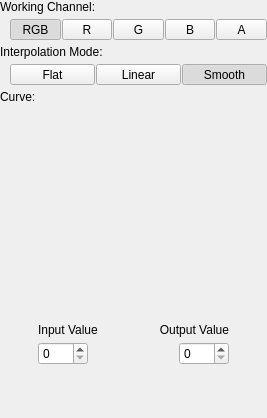
This is src/imagefilter_curves/filterwidget.ui in deiflou/ibp as Qt 5 draws it before an edit. The edited form follows.
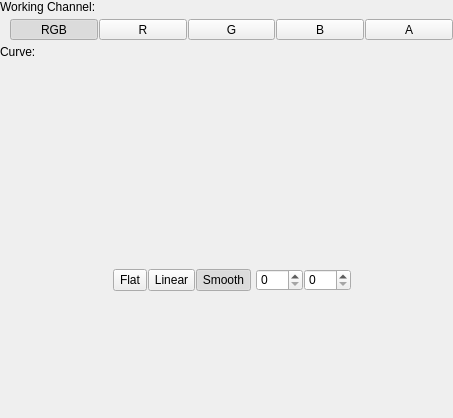
This is the edited form. Icons and pictures are not drawn. Custom widgets are drawn as their Qt base class.

Diff of the .ui file:
```diff
--- a/src/imagefilter_curves/filterwidget.ui
+++ b/src/imagefilter_curves/filterwidget.ui
@@ -6,7 +6,7 @@
    <rect>
     <x>0</x>
     <y>0</y>
-    <width>267</width>
+    <width>453</width>
     <height>418</height>
    </rect>
   </property>
@@ -14,9 +14,12 @@
    <string>Form</string>
   </property>
   <property name="styleSheet">
-   <string notr="true"/>
+   <string notr="true">#mButtonInterpolationModeFlat, #mButtonInterpolationModeLinear, #mButtonInterpolationModeSmooth
+{
+	padding: 1px;
+}</string>
   </property>
-  <layout class="QVBoxLayout" name="verticalLayout" stretch="0,0,0,0,0,0,1">
+  <layout class="QVBoxLayout" name="verticalLayout" stretch="0,0,0,0,1">
    <property name="spacing">
     <number>5</number>
    </property>
@@ -177,101 +180,6 @@
      </item>
     </layout>
    </item>
-   <item>
-    <widget class="QLabel" name="label_2">
-     <property name="text">
-      <string>Interpolation Mode:</string>
-     </property>
-    </widget>
-   </item>
-   <item>
-    <layout class="QHBoxLayout" name="horizontalLayout_3">
-     <property name="spacing">
-      <number>1</number>
-     </property>
-     <property name="leftMargin">
-      <number>10</number>
-     </property>
-     <item>
-      <widget class="QToolButton" name="mButtonInterpolationModeFlat">
-       <property name="sizePolicy">
-        <sizepolicy hsizetype="Expanding" vsizetype="Fixed">
-         <horstretch>0</horstretch>
-         <verstretch>0</verstretch>
-        </sizepolicy>
-       </property>
-       <property name="text">
-        <string>Flat</string>
-       </property>
-       <property name="checkable">
-        <bool>true</bool>
-       </property>
-       <property name="autoExclusive">
-        <bool>true</bool>
-       </property>
-       <property name="class" stdset="0">
-        <string>cFlatOptionButton</string>
-       </property>
-       <attribute name="buttonGroup">
-        <string notr="true">buttonGroup_2</string>
-       </attribute>
-      </widget>
-     </item>
-     <item>
-      <widget class="QToolButton" name="mButtonInterpolationModeLinear">
-       <property name="sizePolicy">
-        <sizepolicy hsizetype="Expanding" vsizetype="Fixed">
-         <horstretch>0</horstretch>
-         <verstretch>0</verstretch>
-        </sizepolicy>
-       </property>
-       <property name="text">
-        <string>Linear</string>
-       </property>
-       <property name="checkable">
-        <bool>true</bool>
-       </property>
-       <property name="autoExclusive">
-        <bool>true</bool>
-       </property>
-       <property name="class" stdset="0">
-        <string>cFlatOptionButton</string>
-       </property>
-       <attribute name="buttonGroup">
-        <string notr="true">buttonGroup_2</string>
-       </attribute>
-      </widget>
-     </item>
-     <item>
-      <widget class="QToolButton" name="mButtonInterpolationModeSmooth">
-       <property name="sizePolicy">
-        <sizepolicy hsizetype="Expanding" vsizetype="Fixed">
-         <horstretch>0</horstretch>
-         <verstretch>0</verstretch>
-        </sizepolicy>
-       </property>
-       <property name="text">
-        <string>Smooth</string>
-       </property>
-       <property name="checkable">
-        <bool>true</bool>
-       </property>
-       <property name="checked">
-        <bool>true</bool>
-       </property>
-       <property name="autoExclusive">
-        <bool>true</bool>
-       </property>
-       <property name="class" stdset="0">
-        <string>cFlatOptionButton</string>
-       </property>
-       <attribute name="buttonGroup">
-        <string notr="true">buttonGroup_2</string>
-       </attribute>
-      </widget>
-     </item>
-    </layout>
-   </item>
    <item>
     <widget class="QLabel" name="label_3">
      <property name="text">
@@ -329,50 +237,160 @@
         </layout>
        </item>
        <item>
-        <widget class="QWidget" name="mWidgetContainerSpins" native="true">
-         <layout class="QVBoxLayout" name="verticalLayout_7">
-          <property name="spacing">
-           <number>5</number>
-          </property>
-          <property name="leftMargin">
-           <number>10</number>
-          </property>
-          <item>
+        <layout class="QHBoxLayout" name="horizontalLayout_4" stretch="0,1,0">
+         <property name="spacing">
+          <number>0</number>
+         </property>
+         <property name="leftMargin">
+          <number>10</number>
+         </property>
+         <item>
+          <layout class="QHBoxLayout" name="horizontalLayout_3">
+           <property name="spacing">
+            <number>1</number>
+           </property>
+           <item>
+            <widget class="QToolButton" name="mButtonInterpolationModeFlat">
+             <property name="sizePolicy">
+              <sizepolicy hsizetype="Preferred" vsizetype="Preferred">
+               <horstretch>0</horstretch>
+               <verstretch>0</verstretch>
+              </sizepolicy>
+             </property>
+             <property name="toolTip">
+              <string>Use flat interpolation</string>
+             </property>
+             <property name="text">
+              <string>Flat</string>
+             </property>
+             <property name="icon">
+              <iconset>
+               <normaloff>:/anitools/icons/interpolationFlat</normaloff>:/anitools/icons/interpolationFlat</iconset>
+             </property>
+             <property name="checkable">
+              <bool>true</bool>
+             </property>
+             <property name="autoExclusive">
+              <bool>true</bool>
+             </property>
+             <property name="class" stdset="0">
+              <string>cFlatOptionButton</string>
+             </property>
+             <attribute name="buttonGroup">
+              <string notr="true">buttonGroup_2</string>
+             </attribute>
+            </widget>
+           </item>
+           <item>
+            <widget class="QToolButton" name="mButtonInterpolationModeLinear">
+             <property name="sizePolicy">
+              <sizepolicy hsizetype="Preferred" vsizetype="Preferred">
+               <horstretch>0</horstretch>
+               <verstretch>0</verstretch>
+              </sizepolicy>
+             </property>
+             <property name="toolTip">
+              <string>Use linear interpolation</string>
+             </property>
+             <property name="text">
+              <string>Linear</string>
+             </property>
+             <property name="icon">
+              <iconset>
+               <normaloff>:/anitools/icons/interpolationLinear</normaloff>:/anitools/icons/interpolationLinear</iconset>
+             </property>
+             <property name="checkable">
+              <bool>true</bool>
+             </property>
+             <property name="autoExclusive">
+              <bool>true</bool>
+             </property>
+             <property name="class" stdset="0">
+              <string>cFlatOptionButton</string>
+             </property>
+             <attribute name="buttonGroup">
+              <string notr="true">buttonGroup_2</string>
+             </attribute>
+            </widget>
+           </item>
+           <item>
+            <widget class="QToolButton" name="mButtonInterpolationModeSmooth">
+             <property name="sizePolicy">
+              <sizepolicy hsizetype="Preferred" vsizetype="Preferred">
+               <horstretch>0</horstretch>
+               <verstretch>0</verstretch>
+              </sizepolicy>
+             </property>
+             <property name="toolTip">
+              <string>Use smooth interpolation</string>
+             </property>
+             <property name="text">
+              <string>Smooth</string>
+             </property>
+             <property name="icon">
+              <iconset>
+               <normaloff>:/anitools/icons/interpolationSmooth</normaloff>:/anitools/icons/interpolationSmooth</iconset>
+             </property>
+             <property name="checkable">
+              <bool>true</bool>
+             </property>
+             <property name="checked">
+              <bool>true</bool>
+             </property>
+             <property name="autoExclusive">
+              <bool>true</bool>
+             </property>
+             <property name="class" stdset="0">
+              <string>cFlatOptionButton</string>
+             </property>
+             <attribute name="buttonGroup">
+              <string notr="true">buttonGroup_2</string>
+             </attribute>
+            </widget>
+           </item>
+          </layout>
+         </item>
+         <item>
+          <spacer name="horizontalSpacer_3">
+           <property name="orientation">
+            <enum>Qt::Horizontal</enum>
+           </property>
+           <property name="sizeHint" stdset="0">
+            <size>
+             <width>5</width>
+             <height>0</height>
+            </size>
+           </property>
+          </spacer>
+         </item>
+         <item>
+          <widget class="QWidget" name="mWidgetContainerSpins" native="true">
            <layout class="QHBoxLayout" name="horizontalLayout_5">
             <property name="spacing">
-             <number>5</number>
+             <number>1</number>
             </property>
-            <item>
-             <widget class="QLabel" name="label_6">
-              <property name="text">
-               <string>Input Value</string>
-              </property>
-             </widget>
-            </item>
-            <item>
-             <widget class="QLabel" name="label_5">
-              <property name="text">
-               <string>Output Value</string>
-              </property>
-              <property name="alignment">
-               <set>Qt::AlignRight|Qt::AlignTrailing|Qt::AlignVCenter</set>
-              </property>
-             </widget>
-            </item>
-           </layout>
-          </item>
-          <item>
-           <layout class="QHBoxLayout" name="horizontalLayout_4">
-            <property name="spacing">
+            <property name="leftMargin">
+             <number>0</number>
+            </property>
+            <property name="topMargin">
+             <number>0</number>
+            </property>
+            <property name="rightMargin">
+             <number>0</number>
+            </property>
+            <property name="bottomMargin">
              <number>0</number>
             </property>
             <item>
              <widget class="QDoubleSpinBox" name="mSpinInputValue">
-              <property name="minimumSize">
-               <size>
-                <width>50</width>
-                <height>0</height>
-               </size>
+              <property name="sizePolicy">
+               <sizepolicy hsizetype="Preferred" vsizetype="Preferred">
+                <horstretch>0</horstretch>
+                <verstretch>0</verstretch>
+               </sizepolicy>
+              </property>
+              <property name="toolTip">
+               <string>Input value</string>
               </property>
               <property name="decimals">
                <number>0</number>
@@ -382,26 +400,16 @@
               </property>
              </widget>
             </item>
-            <item>
-             <spacer name="horizontalSpacer_6">
-              <property name="orientation">
-               <enum>Qt::Horizontal</enum>
-              </property>
-              <property name="sizeHint" stdset="0">
-               <size>
-                <width>40</width>
-                <height>20</height>
-               </size>
-              </property>
-             </spacer>
-            </item>
             <item>
              <widget class="QDoubleSpinBox" name="mSpinOutputValue">
-              <property name="minimumSize">
-               <size>
-                <width>50</width>
-                <height>0</height>
-               </size>
+              <property name="sizePolicy">
+               <sizepolicy hsizetype="Preferred" vsizetype="Preferred">
+                <horstretch>0</horstretch>
+                <verstretch>0</verstretch>
+               </sizepolicy>
+              </property>
+              <property name="toolTip">
+               <string>Output value</string>
               </property>
               <property name="decimals">
                <number>0</number>
@@ -412,9 +420,9 @@
              </widget>
             </item>
            </layout>
-          </item>
-         </layout>
-        </widget>
+          </widget>
+         </item>
+        </layout>
        </item>
       </layout>
      </item>
```
Left out of the diff: 2 changed lines with no effect on the pictures.
